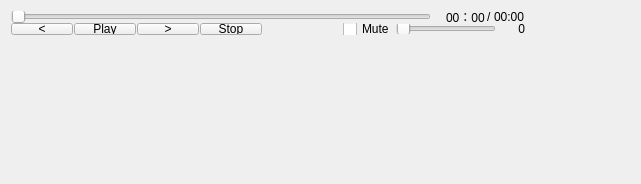
Old version of the form src/play_control_window.ui in the repository StevenHuang2020/VideoPlayer.
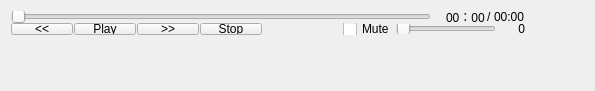
New version of the form.

What changed in the file:
```diff
--- a/src/play_control_window.ui
+++ b/src/play_control_window.ui
@@ -6,8 +6,8 @@
    <rect>
     <x>0</x>
     <y>0</y>
-    <width>641</width>
-    <height>184</height>
+    <width>595</width>
+    <height>91</height>
    </rect>
   </property>
   <property name="windowTitle">
@@ -68,7 +68,7 @@
          </size>
         </property>
         <property name="text">
-         <string>&lt;</string>
+         <string>&lt;&lt;</string>
         </property>
        </widget>
       </item>
@@ -118,7 +118,7 @@
          </size>
         </property>
         <property name="text">
-         <string>&gt;</string>
+         <string>&gt;&gt;</string>
         </property>
        </widget>
       </item>
```
